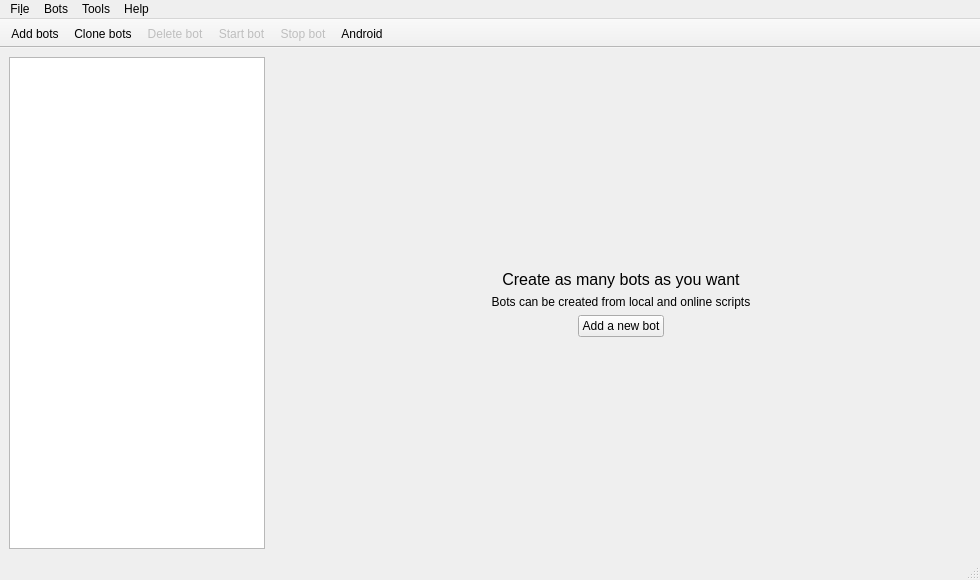
First picture: the form in botfather/gui/main_window.ui, repository botfatherio/botfather, before the edit.
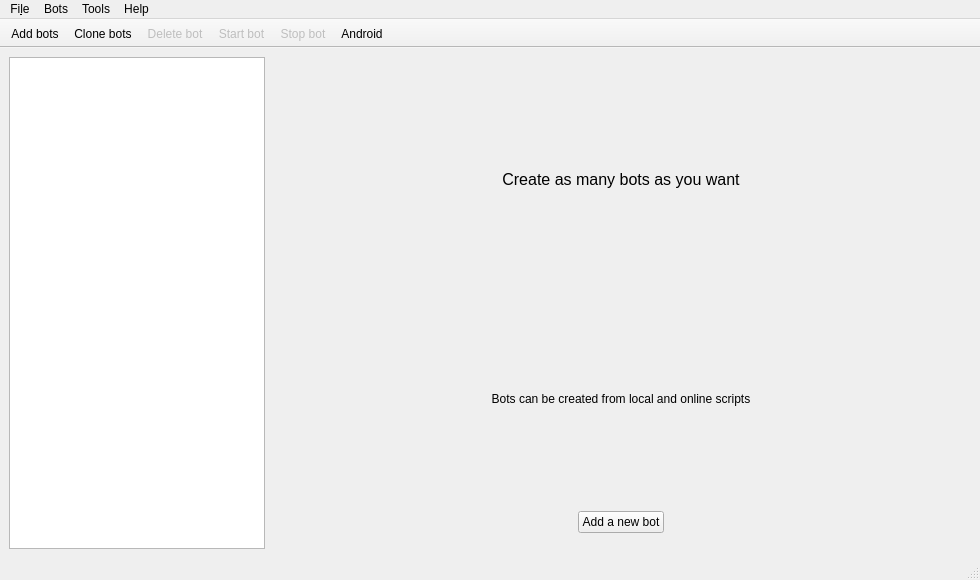
Second picture: the form after the edit. Icons and pictures are not drawn.

Commit message: Fix call to action was no longer centered

What changed in the file:
```diff
--- a/botfather/gui/main_window.ui
+++ b/botfather/gui/main_window.ui
@@ -63,13 +63,7 @@
         <item>
          <spacer name="verticalSpacer">
           <property name="orientation">
-           <enum>Qt::Orientation::Vertical</enum>
-          </property>
-          <property name="sizeHint" stdset="0">
-           <size>
-            <width>20</width>
-            <height>40</height>
-           </size>
+           <enum>Qt::Vertical</enum>
           </property>
          </spacer>
         </item>
@@ -133,13 +127,7 @@
         <item>
          <spacer name="verticalSpacer_2">
           <property name="orientation">
-           <enum>Qt::Orientation::Vertical</enum>
-          </property>
-          <property name="sizeHint" stdset="0">
-           <size>
-            <width>20</width>
-            <height>40</height>
-           </size>
+           <enum>Qt::Vertical</enum>
           </property>
          </spacer>
         </item>
```
Left out of the diff: 22 changed lines with no effect on the pictures.
